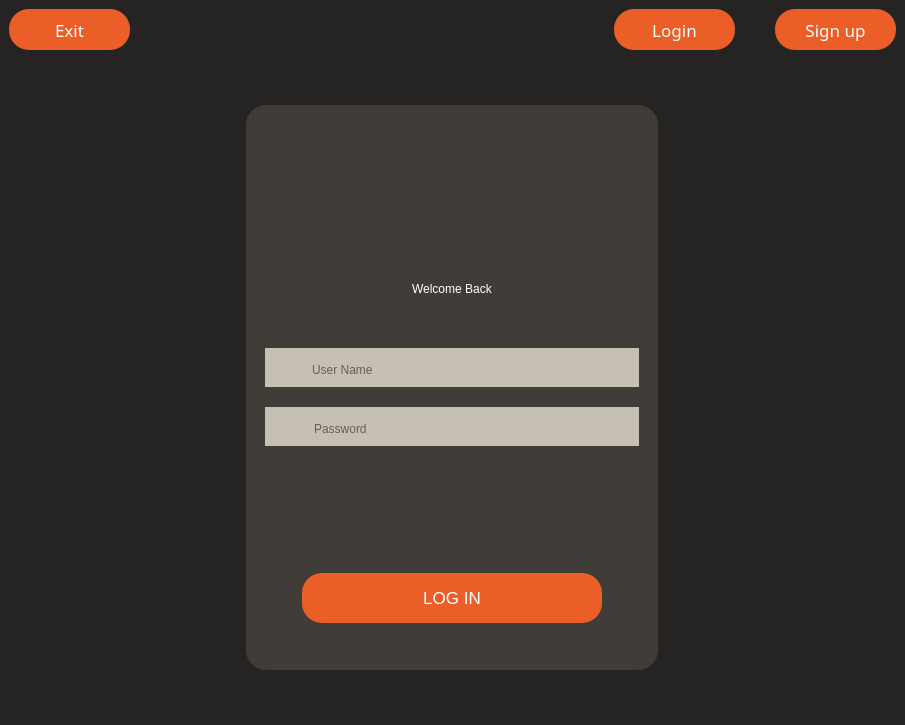
Qt form frontend/UI/Login_SignUp_Form.ui (Yasser0Hamoda/LSB_Secret) before a commit.
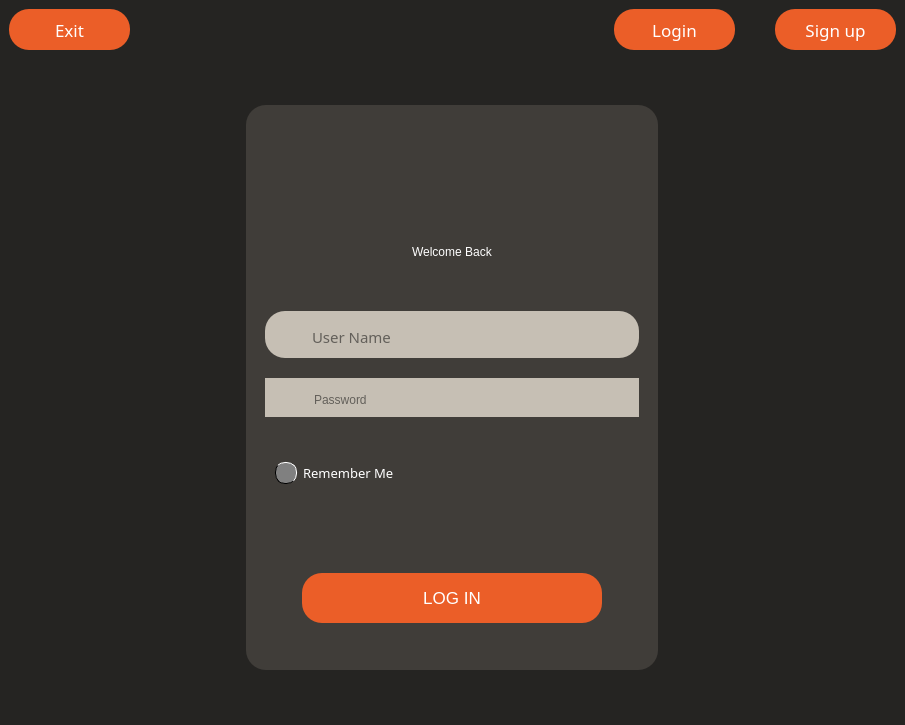
The same form after that commit. Icons and pictures are not drawn.

Commit message: finishing API_client module, creating TokenManager class for handling tokens logic, handling the logic behind login and signUp operations, and finally make some enhancements on the login forn GUI

What changed in the file:
```diff
--- a/frontend/UI/Login_SignUp_Form.ui
+++ b/frontend/UI/Login_SignUp_Form.ui
@@ -421,7 +421,15 @@
               </widget>
              </item>
              <item>
-              <widget class="QLineEdit" name="lineEdit">
+              <widget class="QLineEdit" name="userNameLoginInput">
+               <property name="font">
+                <font>
+                 <family>Kdam Thmor Pro</family>
+                 <pointsize>11</pointsize>
+                 <italic>false</italic>
+                 <bold>false</bold>
+                </font>
+               </property>
                <property name="styleSheet">
                 <string notr="true">background-color:rgb(198, 191, 180);
 font: 10pt &quot;Kdam Thmor Pro&quot;;margin-top:5px</string>
@@ -495,7 +503,10 @@
               <widget class="QLineEdit" name="lineEdit_2">
                <property name="styleSheet">
                 <string notr="true">background-color:rgb(198, 191, 180);
-font: 10pt &quot;Kdam Thmor Pro&quot;;margin-top:5px</string>
+font: 11pt &quot;Kdam Thmor Pro&quot;;margin-top:5px</string>
+               </property>
+               <property name="echoMode">
+                <enum>QLineEdit::Password</enum>
                </property>
                <property name="placeholderText">
                 <string>Password</string>
@@ -530,6 +541,73 @@
             </layout>
            </widget>
           </item>
+          <item>
+           <spacer name="verticalSpacer_11">
+            <property name="orientation">
+             <enum>Qt::Vertical</enum>
+            </property>
+            <property name="sizeType">
+             <enum>QSizePolicy::Maximum</enum>
+            </property>
+            <property name="sizeHint" stdset="0">
+             <size>
+              <width>20</width>
+              <height>40</height>
+             </size>
+            </property>
+           </spacer>
+          </item>
+          <item>
+           <widget class="QCheckBox" name="rememberMe">
+            <property name="font">
+             <font>
+              <family>Kdam Thmor Pro 13</family>
+              <pointsize>10</pointsize>
+              <italic>false</italic>
+              <bold>false</bold>
+             </font>
+            </property>
+            <property name="cursor">
+             <cursorShape>PointingHandCursor</cursorShape>
+            </property>
+            <property name="styleSheet">
+             <string notr="true">QCheckBox{
+font: 10pt &quot;Kdam Thmor Pro&quot; bold;
+margin-top:5px;
+margin-left:20px;
+color: white;
+}
+
+QCheckBox::indicator {
+    width: 20px;
+    height: 20px;
+    background-color: gray;
+    border-radius: 10px;
+    border-style: solid;
+    border-width: 1px;
+    border-color: white white black black;
+}
+QCheckBox::indicator:checked {
+    background-color: qradialgradient(spread:pad, 
+                            cx:0.5,
+                            cy:0.5,
+                            radius:0.9,
+                            fx:0.5,
+                            fy:0.5,
+                            stop:0 rgba(0, 255, 0, 255), 
+                            stop:1 rgba(0, 64, 0, 255));
+}
+QCheckBox:checked, QCheckBox::indicator:checked {
+    border-color: black black white white;
+}
+
+</string>
+            </property>
+            <property name="text">
+             <string>Remember Me</string>
+            </property>
+           </widget>
+          </item>
           <item>
            <spacer name="verticalSpacer_2">
             <property name="orientation">
```
Left out of the diff: 111 changed lines with no effect on the pictures. The commit also changes 22 other files.
